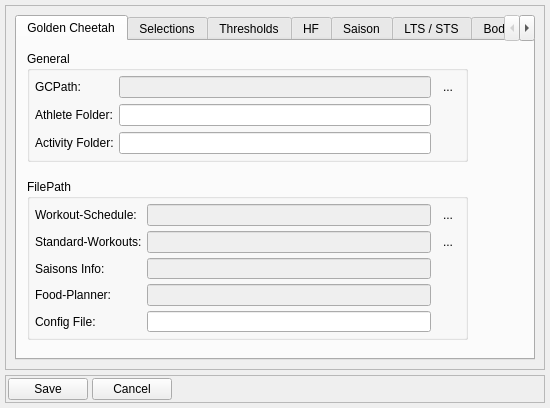
Tria-Andy/WorkoutEditor, file dialog_settings.ui: the form before one commit.
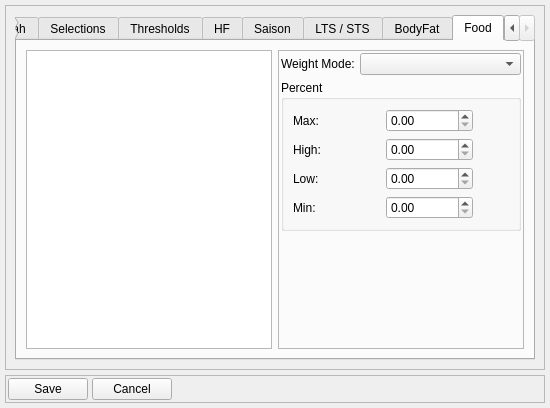
The form after the commit. The open tabs and pages were chosen to show the change. Icons and pictures are not drawn.

Commit message: Add Food Mode Color and Border to config

The edit to the form file:
```diff
--- a/dialog_settings.ui
+++ b/dialog_settings.ui
@@ -1868,6 +1868,182 @@
           </item>
          </layout>
         </widget>
+        <widget class="QWidget" name="tab">
+         <attribute name="title">
+          <string>Food</string>
+         </attribute>
+         <layout class="QHBoxLayout" name="horizontalLayout_14">
+          <item>
+           <widget class="QListWidget" name="listWidget">
+            <property name="sizePolicy">
+             <sizepolicy hsizetype="Expanding" vsizetype="Expanding">
+              <horstretch>1</horstretch>
+              <verstretch>0</verstretch>
+             </sizepolicy>
+            </property>
+           </widget>
+          </item>
+          <item>
+           <widget class="QFrame" name="frame_11">
+            <property name="sizePolicy">
+             <sizepolicy hsizetype="Preferred" vsizetype="Preferred">
+              <horstretch>1</horstretch>
+              <verstretch>0</verstretch>
+             </sizepolicy>
+            </property>
+            <property name="frameShape">
+             <enum>QFrame::StyledPanel</enum>
+            </property>
+            <property name="frameShadow">
+             <enum>QFrame::Raised</enum>
+            </property>
+            <layout class="QFormLayout" name="formLayout_7">
+             <property name="horizontalSpacing">
+              <number>5</number>
+             </property>
+             <property name="verticalSpacing">
+              <number>5</number>
+             </property>
+             <property name="leftMargin">
+              <number>2</number>
+             </property>
+             <property name="topMargin">
+              <number>2</number>
+             </property>
+             <property name="rightMargin">
+              <number>2</number>
+             </property>
+             <property name="bottomMargin">
+              <number>2</number>
+             </property>
+             <item row="0" column="0">
+              <widget class="QLabel" name="label_49">
+               <property name="text">
+                <string>Weight Mode:</string>
+               </property>
+              </widget>
+             </item>
+             <item row="0" column="1">
+              <widget class="QComboBox" name="comboBox_weightmode"/>
+             </item>
+             <item row="1" column="0" colspan="2">
+              <widget class="QGroupBox" name="groupBox_9">
+               <property name="title">
+                <string>Percent</string>
+               </property>
+               <layout class="QGridLayout" name="gridLayout_5">
+                <item row="1" column="1">
+                 <widget class="QDoubleSpinBox" name="doubleSpinBox_high"/>
+                </item>
+                <item row="2" column="1">
+                 <widget class="QDoubleSpinBox" name="doubleSpinBox_low"/>
+                </item>
+                <item row="3" column="0">
+                 <widget class="QLabel" name="label_53">
+                  <property name="text">
+                   <string>Min:</string>
+                  </property>
+                 </widget>
+                </item>
+                <item row="1" column="0">
+                 <widget class="QLabel" name="label_51">
+                  <property name="text">
+                   <string>High:</string>
+                  </property>
+                 </widget>
+                </item>
+                <item row="3" column="1">
+                 <widget class="QDoubleSpinBox" name="doubleSpinBox_min"/>
+                </item>
+                <item row="2" column="0">
+                 <widget class="QLabel" name="label_52">
+                  <property name="text">
+                   <string>Low:</string>
+                  </property>
+                 </widget>
+                </item>
+                <item row="0" column="0">
+                 <widget class="QLabel" name="label_50">
+                  <property name="text">
+                   <string>Max:</string>
+                  </property>
+                 </widget>
+                </item>
+                <item row="0" column="1">
+                 <widget class="QDoubleSpinBox" name="doubleSpinBox_max"/>
+                </item>
+                <item row="0" column="2">
+                 <widget class="QToolButton" name="toolButton_colormax">
+                  <property name="minimumSize">
+                   <size>
+                    <width>30</width>
+                    <height>0</height>
+                   </size>
+                  </property>
+                  <property name="text">
+                   <string/>
+                  </property>
+                  <property name="autoRaise">
+                   <bool>true</bool>
+                  </property>
+                 </widget>
+                </item>
+                <item row="1" column="2">
+                 <widget class="QToolButton" name="toolButton_colorhigh">
+                  <property name="minimumSize">
+                   <size>
+                    <width>30</width>
+                    <height>0</height>
+                   </size>
+                  </property>
+                  <property name="text">
+                   <string/>
+                  </property>
+                  <property name="autoRaise">
+                   <bool>true</bool>
+                  </property>
+                 </widget>
+                </item>
+                <item row="2" column="2">
+                 <widget class="QToolButton" name="toolButton_colorlow">
+                  <property name="minimumSize">
+                   <size>
+                    <width>30</width>
+                    <height>0</height>
+                   </size>
+                  </property>
+                  <property name="text">
+                   <string/>
+                  </property>
+                  <property name="autoRaise">
+                   <bool>true</bool>
+                  </property>
+                 </widget>
+                </item>
+                <item row="3" column="2">
+                 <widget class="QToolButton" name="toolButton_colormin">
+                  <property name="minimumSize">
+                   <size>
+                    <width>30</width>
+                    <height>0</height>
+                   </size>
+                  </property>
+                  <property name="text">
+                   <string/>
+                  </property>
+                  <property name="autoRaise">
+                   <bool>true</bool>
+                  </property>
+                 </widget>
+                </item>
+               </layout>
+              </widget>
+             </item>
+            </layout>
+           </widget>
+          </item>
+         </layout>
+        </widget>
        </widget>
       </item>
      </layout>
```
The commit also changes 5 other files.
